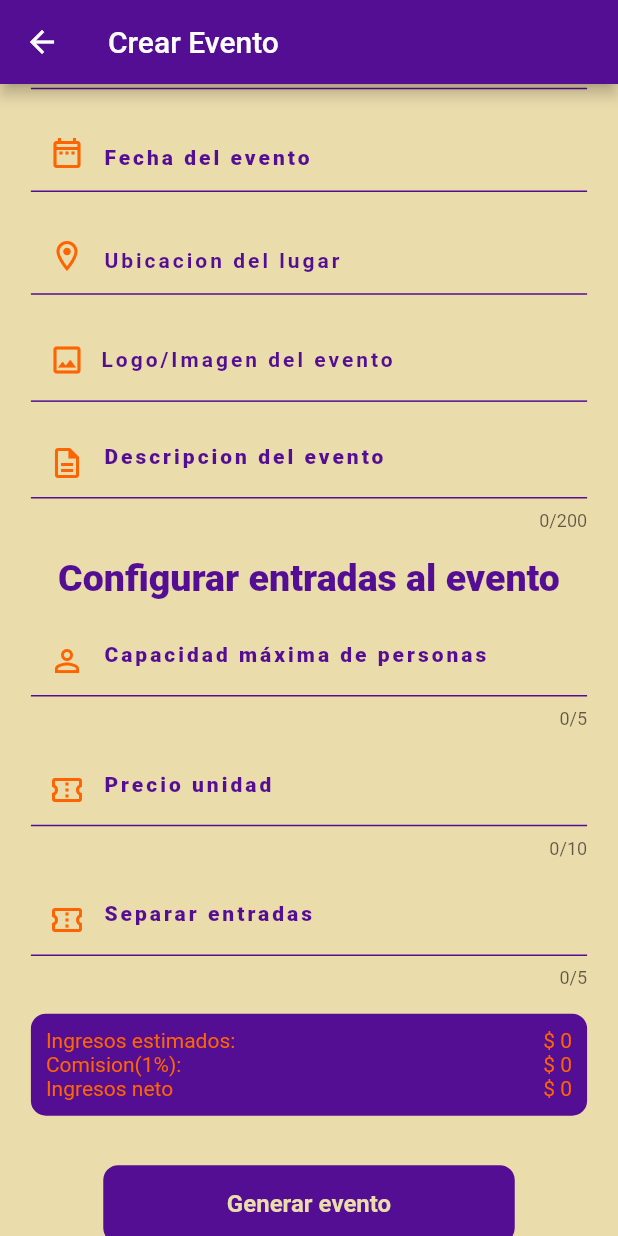
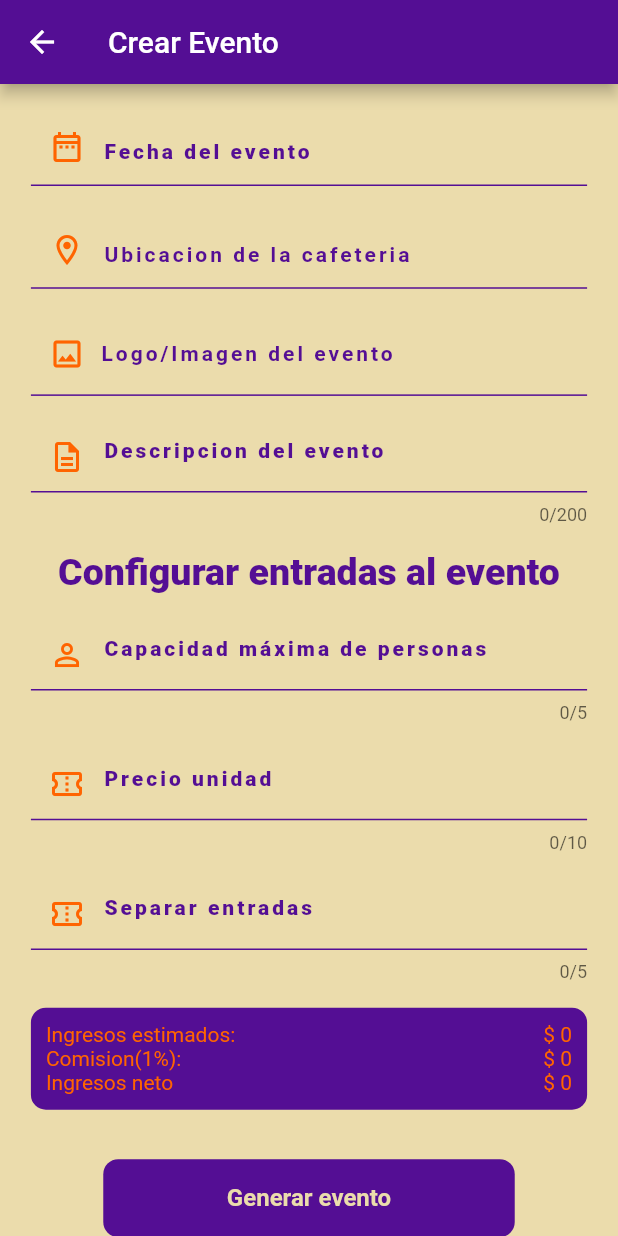
Before and after one commit to CoffeemondoApp/Flutter.MobileApp, a Flutter app: the CrearEvento screen opened directly with empty values, scrolled down 165 dp, on a phone screen of 412 x 824 dp. Run offline on Flutter 3.47's test engine with Material 2 defaults, Android fonts, the phone set to English and light mode, and no system bars; our stand-ins replace awesome_snackbar_content, cloud_firestore, cloud_functions, dropdown_textfield, email_validator, file_picker and 14 more; missing offline and left inert: date_range_form_field, easy_autocomplete, flutter_google_places, flutter_inappwebview, flutter_launcher_icons, google_api_headers and 2 more; accounts and stored records are empty.

Commit message:
ver eventos creados desde la web

```diff
--- a/lib/pantallas/user_logeado/paginas/carrito/carrito.dart
+++ b/lib/pantallas/user_logeado/paginas/carrito/carrito.dart
@@ -117,6 +117,7 @@ TextEditingController rut = TextEditingController();
     };
     if (token.isNotEmpty) {
       print(token);
+      modal();
       // crearCompraApi(token, datosUsuario, carritoController.productosEnCarrito);
     }
   }
--- a/lib/pantallas/user_logeado/paginas/eventos/crear_evento.dart
+++ b/lib/pantallas/user_logeado/paginas/eventos/crear_evento.dart
@@ -27,7 +27,7 @@ var colorScaffold = Color(0xffffebdcac);
 bool acceso_dev = false;
 bool abrirCrearCafeteria = false;
 
-bool esLugar = true;
+bool esLugar = false;
 int cant_imagenesEvento = 0;
 const Color morado = Color.fromARGB(255, 84, 14, 148);
 const Color naranja = Color.fromARGB(255, 255, 100, 0);
--- a/lib/pantallas/user_logeado/paginas/eventos/eventos.dart
+++ b/lib/pantallas/user_logeado/paginas/eventos/eventos.dart
@@ -1396,14 +1396,14 @@ class EventosState extends State<EventosPage> {
                                                 label: Container(
                                                   child: Text(
                                                     snapshot.data!.docs[index]
-                                                                ['cafeteria'] !=
+                                                                ['lugar'] !=
                                                             ''
                                                         ? snapshot.data!
                                                                 .docs[index]
-                                                            ['cafeteria']
+                                                            ['lugar']
                                                         : snapshot.data!
                                                                 .docs[index]
-                                                            ['lugar'],
+                                                            ['cafeteria'],
                                                     style: TextStyle(
                                                         color: colorNaranja,
                                                         fontSize: 12,
--- a/lib/pantallas/user_logeado/paginas/perfil/Info.dart
+++ b/lib/pantallas/user_logeado/paginas/perfil/Info.dart
@@ -510,7 +510,7 @@ class InfoApp extends State<InfoPage> {
             child: BotonEditarInfo()),
       ])),
       bottomNavigationBar:
-          CustomBottomBarProfile(inicio: widget.inicio, index: 2),
+          CustomBottomBarProfile(inicio: widget.inicio, index: 1),
     );
   }
 }
--- a/lib/pantallas/user_logeado/paginas/perfil/InfoUsuario.dart
+++ b/lib/pantallas/user_logeado/paginas/perfil/InfoUsuario.dart
@@ -1609,7 +1609,7 @@ class InfoUsuarioApp extends State<InfoUsuarioPage> {
       appBar: AppBarcustom(),
       body: SingleChildScrollView(child: _bodyInfoUsuario()),
       bottomNavigationBar:
-          CustomBottomBarProfile(inicio: widget.inicio, index: 3),
+          CustomBottomBarProfile(inicio: widget.inicio, index: 2),
     );
   }
 }
```
